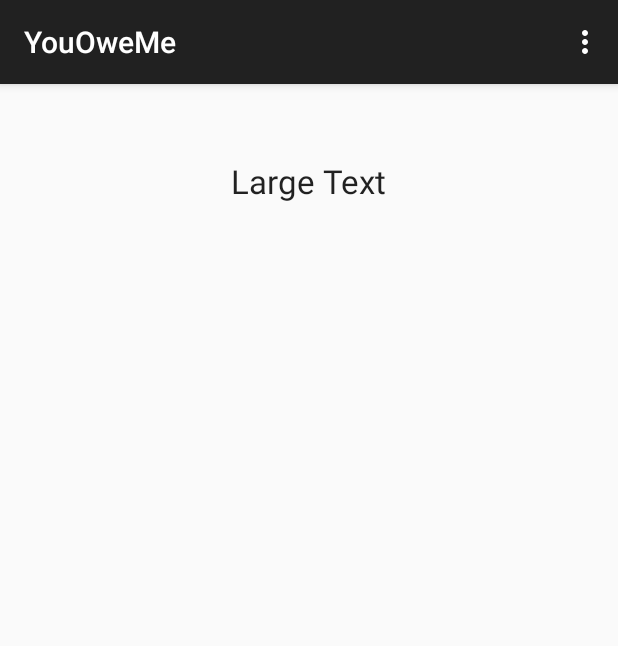
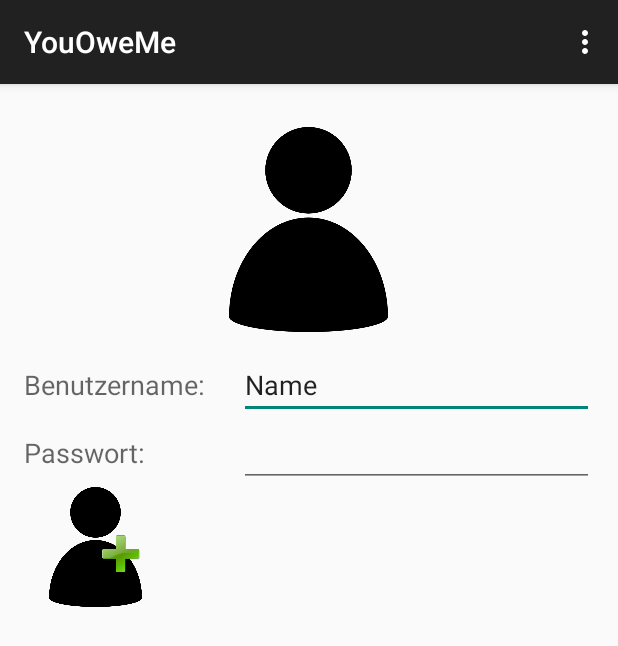
Before and after one commit to neidi/UOMe, an Android app: the screen it shows after launch (MainActivity), on a phone screen of 412 x 824 dp. Shown: the top 646 px of the screen. Run offline under Robolectric (Android 15) with nearby library versions, the phone set to English and light mode, and no system bars.

Commit message:
MainActivity angepasst

```diff
--- a/YouOweMe/app/src/main/res/layout/activity_main.xml
+++ b/YouOweMe/app/src/main/res/layout/activity_main.xml
@@ -1,4 +1,4 @@
-<RelativeLayout xmlns:android="http://schemas.android.com/apk/res/android"
+<LinearLayout xmlns:android="http://schemas.android.com/apk/res/android"
                 xmlns:tools="http://schemas.android.com/tools"
                 android:layout_width="match_parent"
                 android:layout_height="match_parent"
@@ -6,19 +6,49 @@
                 android:paddingRight="@dimen/activity_horizontal_margin"
                 android:paddingTop="@dimen/activity_vertical_margin"
                 android:paddingBottom="@dimen/activity_vertical_margin"
+              android:orientation="vertical"
                 tools:context=".MainActivity">
 
-    <TextView
-            android:layout_width="wrap_content"
-            android:layout_height="wrap_content"
-            android:textAppearance="?android:attr/textAppearanceLarge"
-            android:text="Large Text"
-            android:id="@+id/textView" android:layout_alignParentTop="true" android:layout_centerHorizontal="true"
-            android:layout_marginTop="34dp"/>
     <ImageView
-            android:layout_width="wrap_content"
-            android:layout_height="wrap_content"
-            android:id="@+id/imageView" android:layout_below="@+id/textView" android:layout_alignParentLeft="true"
-            android:layout_alignParentStart="true" android:layout_marginTop="113dp"
-            android:layout_alignParentRight="true" android:layout_alignParentEnd="true"/>
-</RelativeLayout>
+            android:layout_width="106dp"
+            android:layout_height="162dp"
+            android:id="@+id/imageView"
+            android:src="@mipmap/person"
+            android:layout_below="@+id/txtUsername"
+            android:layout_alignParentLeft="true"
+            android:layout_alignParentStart="true" android:layout_x="106dp" android:layout_y="58dp"
+            android:layout_gravity="center_horizontal"/>
+    <LinearLayout android:layout_width="match_parent" android:layout_height="wrap_content" android:orientation="horizontal">
+        <TextView
+                android:layout_width="120dp"
+                android:layout_height="wrap_content"
+                android:textAppearance="?android:attr/textAppearanceMedium"
+                android:text="Benutzername:"
+                android:id="@+id/txtUsername" android:layout_weight="1"/>
+        <EditText
+                android:layout_width="wrap_content"
+                android:layout_height="wrap_content"
+                android:inputType="textPersonName"
+                android:text="Name"
+                android:ems="10"
+                android:id="@+id/editText" android:layout_weight="1"/>
+    </LinearLayout>
+    <LinearLayout android:layout_width="match_parent" android:layout_height="wrap_content" android:orientation="horizontal">
+        <TextView
+                android:layout_width="120dp"
+                android:layout_height="wrap_content"
+                android:textAppearance="?android:attr/textAppearanceMedium"
+                android:text="Passwort:"
+                android:id="@+id/txtPassword" android:layout_weight="1"/>
+        <EditText
+                android:layout_width="wrap_content"
+                android:layout_height="wrap_content"
+                android:inputType="textPassword"
+                android:ems="10"
+                android:id="@+id/editText2" android:layout_weight="1"/>
+    </LinearLayout>
+    <ImageView
+            android:layout_width="95dp"
+            android:layout_height="80dp"
+            android:id="@+id/imageView2" android:src="@mipmap/person_add" android:layout_gravity="bottom|left"/>
+</LinearLayout>
```
